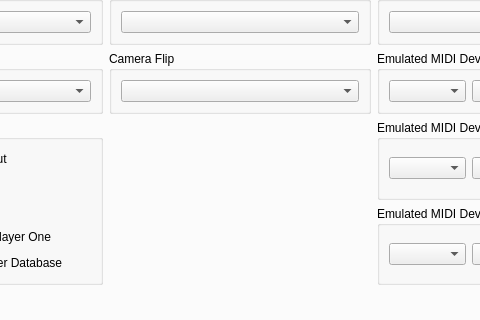
Old version of the form rpcs3/rpcs3qt/settings_dialog.ui in the repository RPCS3/rpcs3; both pictures show x 181 to 661 and y 202 to 522 of the 856 by 688 pixel window.
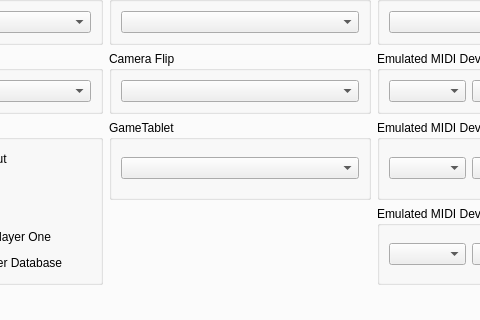
New version of the form. The open tabs and pages were chosen to show the change. Icons and pictures are not drawn.

What changed in the file:
```diff
--- a/rpcs3/rpcs3qt/settings_dialog.ui
+++ b/rpcs3/rpcs3qt/settings_dialog.ui
@@ -1731,6 +1731,18 @@
             </layout>
            </widget>
           </item>
+          <item row="4" column="1">
+           <widget class="QGroupBox" name="gametablet_emulated">
+            <property name="title">
+             <string>GameTablet</string>
+            </property>
+            <layout class="QVBoxLayout" name="gametablet_emulated_layout">
+             <item>
+              <widget class="QComboBox" name="gameTabletBox"/>
+             </item>
+            </layout>
+           </widget>
+          </item>
           <item row="3" column="2">
            <widget class="QGroupBox" name="gb_midi_1">
             <property name="title">
@@ -1750,7 +1762,7 @@
             </layout>
            </widget>
           </item>
-          <item row="6" column="2">
+          <item row="5" column="2">
            <widget class="QGroupBox" name="gb_midi_3">
             <property name="title">
              <string>Emulated MIDI Device 3</string>
@@ -1769,7 +1781,7 @@
             </layout>
            </widget>
           </item>
-          <item row="5" column="2">
+          <item row="4" column="2">
            <widget class="QGroupBox" name="gb_midi_2">
             <property name="title">
              <string>Emulated MIDI Device 2</string>
@@ -1788,7 +1800,7 @@
             </layout>
            </widget>
           </item>
-          <item row="5" column="0" rowspan="2">
+          <item row="4" column="0" rowspan="2">
            <widget class="QGroupBox" name="gb_additional_io_settings">
             <property name="title">
              <string>Additional Settings</string>
```
